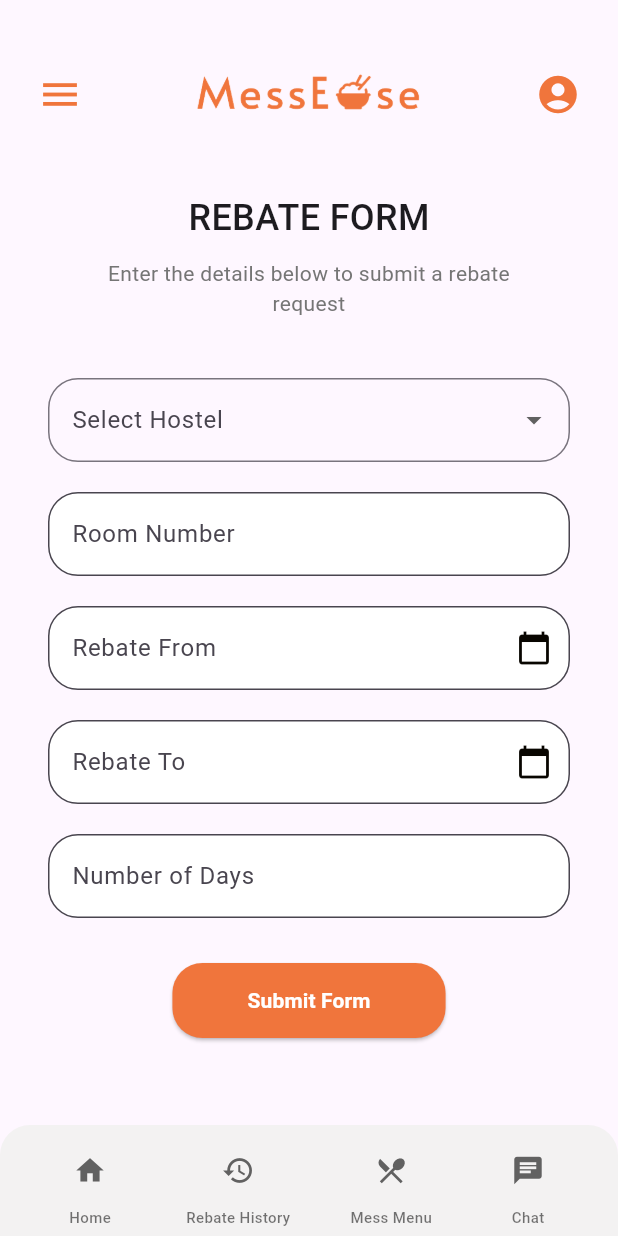
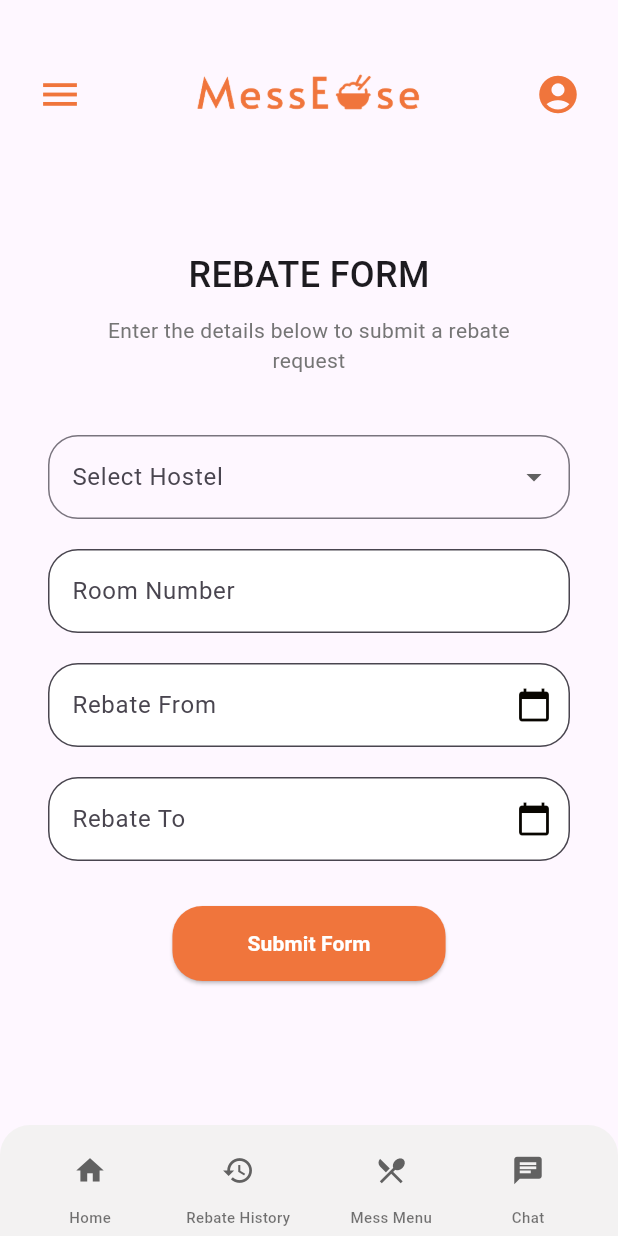
Before and after one commit to tarushi2309/MessEase, a Flutter app: the RebateFormPage screen opened by its route, on a phone screen of 412 x 824 dp. Run offline on Flutter 3.47's test engine with Material 3 defaults, Android fonts, the light colour scheme and no system bars; our stand-ins replace cloud_firestore, firebase_auth, firebase_core, fl_chart, flutter_svg, image_picker; accounts and stored records are empty.

Commit message:
rebate history date issue

```diff
--- a/flutter_application_1/lib/pages/RebateForm.dart
+++ b/flutter_application_1/lib/pages/RebateForm.dart
@@ -191,7 +191,7 @@ class _RebateFormPageState extends State<RebateFormPage> {
                                 buildTextField("Room Number", roomController),
                                 buildDateField("Rebate From", rebateFromController),
                                 buildDateField("Rebate To", rebateToController),
-                                buildTextField("Number of Days", daysController, keyboardType: TextInputType.number),
+                                //buildTextField("Number of Days", daysController, keyboardType: TextInputType.number),
                                 const SizedBox(height: 20),
                                 ElevatedButton(
                                   onPressed: submitRebateForm,
--- a/flutter_application_1/lib/pages/rebate_history.dart
+++ b/flutter_application_1/lib/pages/rebate_history.dart
@@ -46,7 +46,7 @@ class _RebateHistoryScreenState extends State<RebateHistoryScreen> {
       }
       setState(() {
         rebateHistory = querySnapshot.docs
-            .map((doc) => Rebate.fromJson(querySnapshot.docs[0]))
+            .map((doc) => Rebate.fromJson(doc))
             .toList();
         isLoading = false;
       });
@@ -125,7 +125,7 @@ class _RebateHistoryScreenState extends State<RebateHistoryScreen> {
                               DateFormat('dd-MM-yyyy').format(rebateHistory[index].start_date.toDate()),
                               DateFormat('dd-MM-yyyy').format(rebateHistory[index].end_date.toDate()),
                               ((rebateHistory[index].end_date.seconds - rebateHistory[index].start_date.seconds) ~/ 86400) + 1,
-                              "Approved", // Modify based on actual status
+                              "Pending", // Modify based on actual status
                             );
                           },
                         ),
--- a/flutter_application_1/lib/services/database.dart
+++ b/flutter_application_1/lib/services/database.dart
@@ -3,7 +3,6 @@ import 'package:flutter_application_1/models/student.dart';
 import 'package:flutter_application_1/models/user.dart';
 class DatabaseModel{
   final String uid;
-  final FirebaseFirestore _firestore = FirebaseFirestore.instance;
   final FirebaseFirestore _firestore = FirebaseFirestore.instance;
 
   DatabaseModel({required this.uid});
```
Also changed, not shown: flutter_application_1/pubspec.lock.
